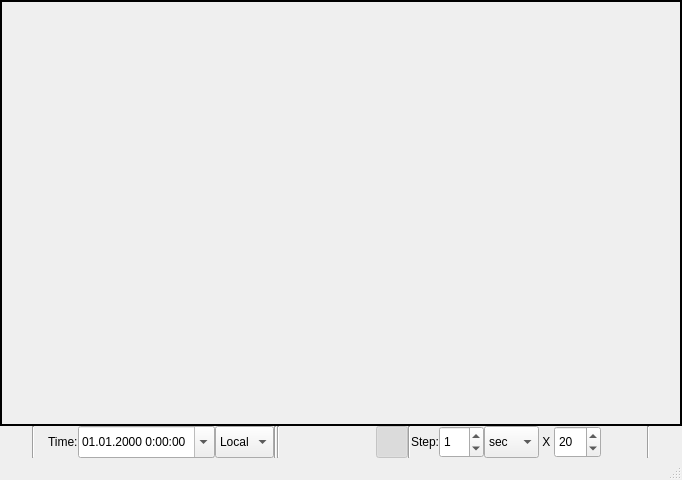
First picture: the form in satviewer/ui/SatViewer.ui, repository ivantaran/satviewer, before the edit.
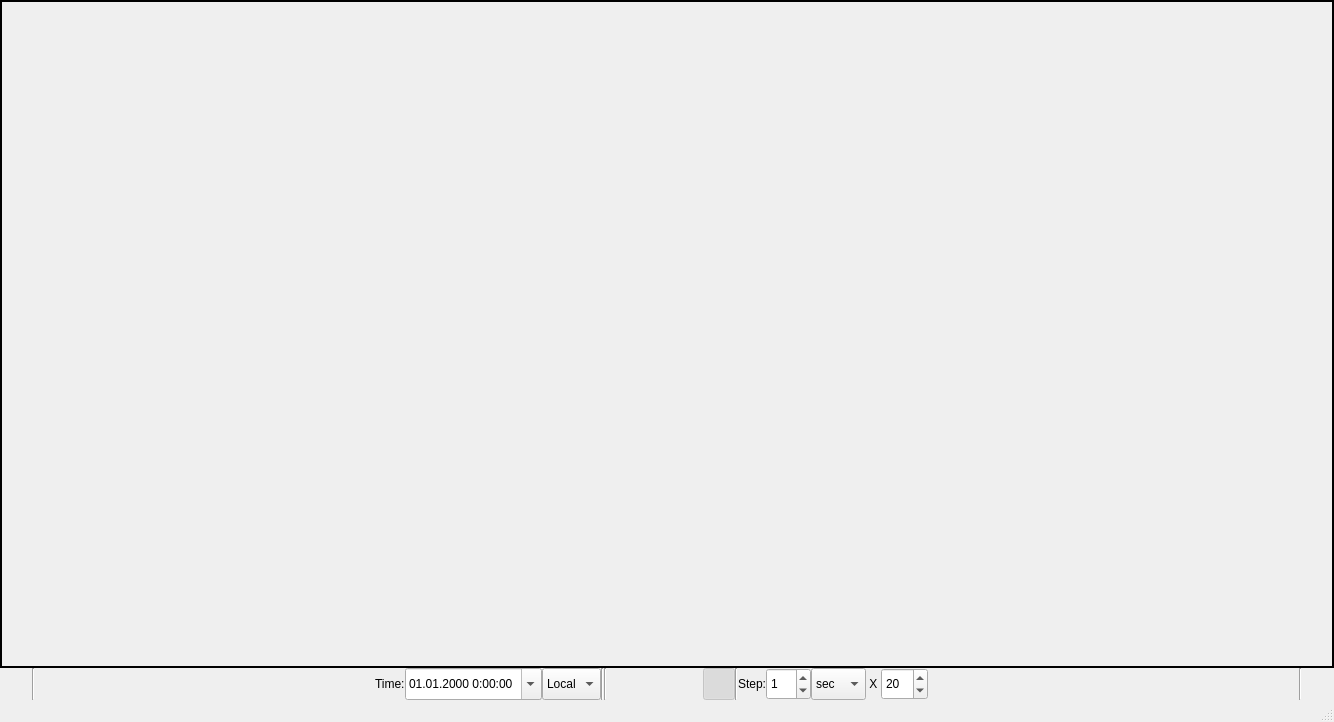
Second picture: the form after the edit. Icons and pictures are not drawn.

What changed in the file:
```diff
--- a/satviewer/ui/SatViewer.ui
+++ b/satviewer/ui/SatViewer.ui
@@ -7,8 +7,8 @@
    <rect>
     <x>0</x>
     <y>0</y>
-    <width>682</width>
-    <height>480</height>
+    <width>1334</width>
+    <height>722</height>
    </rect>
   </property>
   <property name="sizePolicy">
```
Left out of the diff: 33 changed lines with no effect on the pictures.
